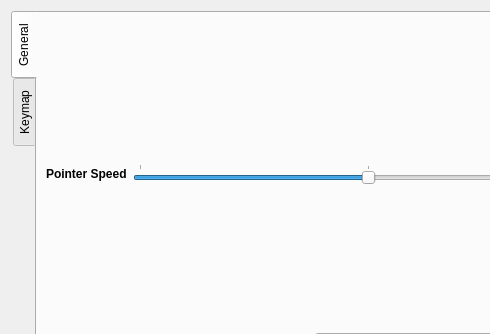
First picture: the form in src/ui/preferences.ui, repository kitswas/VirtualGamePad-PC, before the edit; both pictures show x 0 to 490 and y 0 to 334 of the 600 by 548 pixel window.
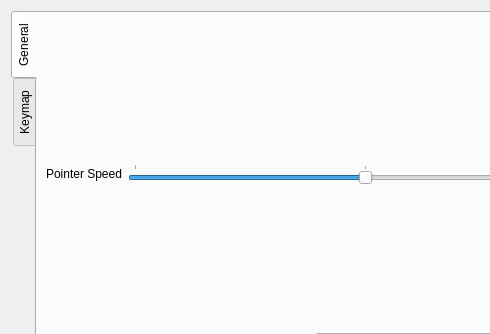
Second picture: the form after the edit. The open tabs and pages were chosen to show the change. Custom widgets are drawn as their Qt base class.

```diff
--- a/src/ui/preferences.ui
+++ b/src/ui/preferences.ui
@@ -31,11 +31,6 @@
         <layout class="QHBoxLayout" name="horizontalLayout">
          <item>
           <widget class="QLabel" name="Pointer">
-           <property name="font">
-            <font>
-             <bold>true</bold>
-            </font>
-           </property>
            <property name="text">
             <string>Pointer Speed</string>
            </property>
```
